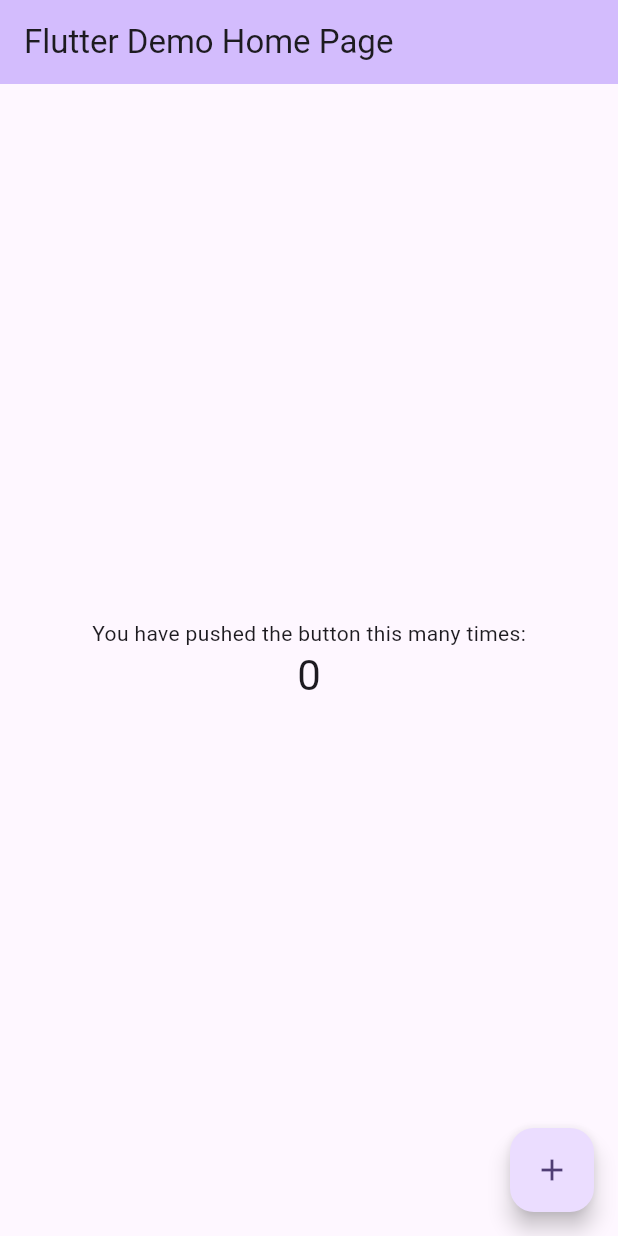
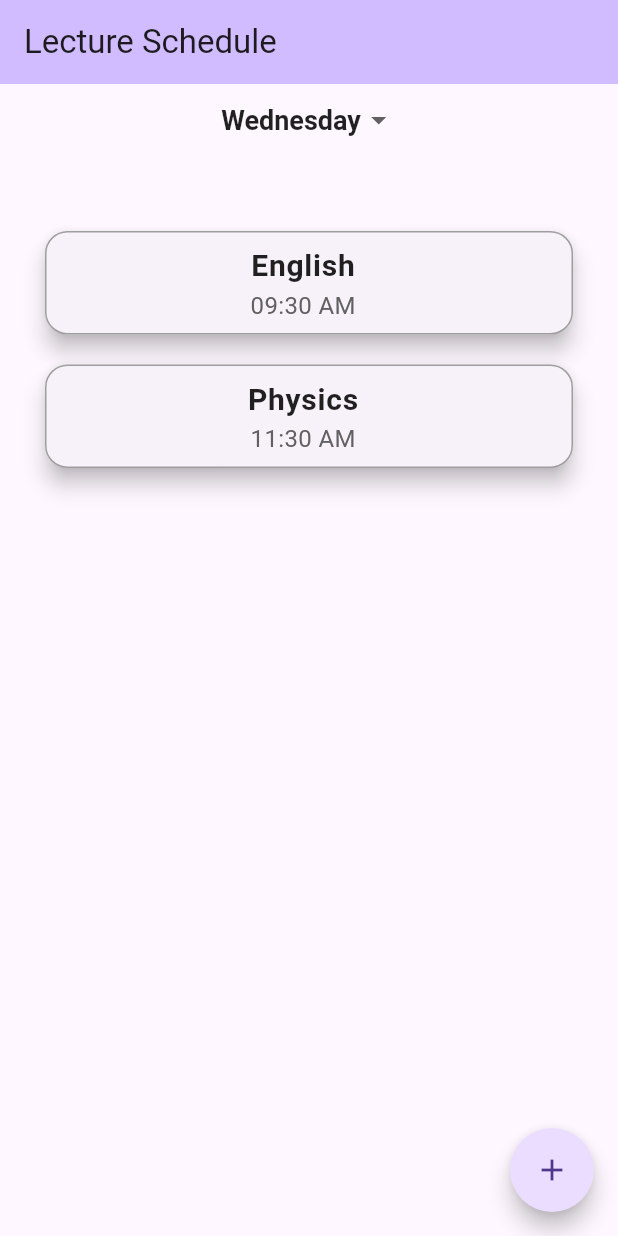
Before and after one commit to ArunCS1005/lecture_Schedule, a Flutter app: the screen it shows after launch, on a phone screen of 412 x 824 dp. Run offline on Flutter 3.47's test engine with Material 3 defaults, Android fonts, the phone set to English and light mode, and no system bars.

Commit message:
Basic Functionality of lecture display added

```diff
--- /dev/null
+++ b/assets/data.json
@@ -0,0 +1,61 @@
+{
+    "schedule": [
+        {
+            "dayOfWeek": "Monday",
+            "timeSlots": [
+                {
+                    "lecture": "Math",
+                    "time": "09:00 AM"
+                },
+                {
+                    "lecture": "Science",
+                    "time": "11:00 AM"
+                }
+            ]
+        },
+        {
+            "dayOfWeek": "Tuesday",
+            "timeSlots": [
+                {
+                    "lecture": "History",
+                    "time": "10:00 AM"
+                }
+            ]
+        },
+        {
+            "dayOfWeek": "Wednesday",
+            "timeSlots": [
+                {
+                    "lecture": "English",
+                    "time": "09:30 AM"
+                },
+                {
+                    "lecture": "Physics",
+                    "time": "11:30 AM"
+                }
+            ]
+        },
+        {
+            "dayOfWeek": "Thursday",
+            "timeSlots": [
+                {
+                    "lecture": "Geography",
+                    "time": "10:30 AM"
+                }
+            ]
+        },
+        {
+            "dayOfWeek": "Friday",
+            "timeSlots": [
+                {
+                    "lecture": "Chemistry",
+                    "time": "09:45 AM"
+                },
+                {
+                    "lecture": "Biology",
+                    "time": "11:45 AM"
+                }
+            ]
+        }
+    ]
+}
--- /dev/null
+++ b/lib/lectureLoader.dart
@@ -0,0 +1,147 @@
+import 'package:flutter/material.dart';
+import 'dart:convert';
+import 'package:flutter/services.dart' show rootBundle;
+import 'package:intl/intl.dart';
+
+class Lectureloader extends StatefulWidget {
+  const Lectureloader({super.key});
+
+  @override
+  State<Lectureloader> createState() => _LectureloaderState();
+}
+
+class _LectureloaderState extends State<Lectureloader> {
+  String? _selectedDay = DateFormat.EEEE().format(DateTime.now());
+
+  Future<Map<String, dynamic>> fetchLectures() async {
+    final String response = await rootBundle.loadString('assets/data.json');
+    return json.decode(response);
+  }
+
+  @override
+  Widget build(BuildContext context) {
+    return Scaffold(
+      body: FutureBuilder<Map<String, dynamic>>(
+        future: fetchLectures(),
+        builder: (context, snapshot) {
+          if (snapshot.connectionState == ConnectionState.waiting) {
+            return const Center(child: CircularProgressIndicator());
+          } else if (snapshot.hasError) {
+            return Center(child: Text('Error: ${snapshot.error}'));
+          } else if (!snapshot.hasData || snapshot.data == null) {
+            return const Center(child: Text('No data available'));
+          } else {
+            final schedule = snapshot.data!['schedule'] as List<dynamic>;
+            final daysOfWeek =
+                schedule.map((e) => e['dayOfWeek'] as String).toList();
+            if (_selectedDay == "Saturday" || _selectedDay == "Sunday") {
+              return noLectures();
+            }
+            final filteredSchedule = _selectedDay != null
+                ? schedule
+                    .where((day) => day['dayOfWeek'] == _selectedDay)
+                    .toList()
+                : [];
+
+            return Column(
+              children: [
+                DropdownButton<String>(
+                  value: _selectedDay,
+                  onChanged: (String? newValue) {
+                    setState(() {
+                      _selectedDay = newValue;
+                    });
+                  },
+                  items:
+                      daysOfWeek.map<DropdownMenuItem<String>>((String value) {
+                    return DropdownMenuItem<String>(
+                      value: value,
+                      child: Text(value),
+                    );
+                  }).toList(),
+                  style: const TextStyle(
+                    color: Colors.black87,
+                    fontSize: 18,
+                    fontWeight: FontWeight.bold,
+                  ),
+                  underline: Container(),
+                  dropdownColor: Colors.white,
+                ),
+                Expanded(
+                  child: ListView.builder(
+                    itemCount: filteredSchedule.length,
+                    itemBuilder: (context, index) {
+                      final daySchedule = filteredSchedule[index];
+                      return Padding(
+                        padding: const EdgeInsets.symmetric(vertical: 40.0),
+                        child: Column(
+                          children: (daySchedule['timeSlots'] as List)
+                              .map<Widget>((timeSlot) {
+                            return Column(
+                              children: [
+                                Card(
+                                  margin: const EdgeInsets.symmetric(
+                                      horizontal: 30.0, vertical: 10.0),
+                                  elevation: 6,
+                                  shape: RoundedRectangleBorder(
+                                    borderRadius: BorderRadius.circular(15.0),
+                                    side: const BorderSide(
+                                      color: Colors.grey,
+                                      width: 1,
+                                    ),
+                                  ),
+                                  child: ListTile(
+                                    title: Center(
+                                      child: Text(
+                                        timeSlot['lecture'],
+                                        style: const TextStyle(
+                                          fontSize: 20,
+                                          fontWeight: FontWeight.bold,
+                                          color: Colors.black87,
+                                        ),
+                                      ),
+                                    ),
+                                    subtitle: Center(
+                                      child: Text(
+                                        timeSlot['time'],
+                                        style: TextStyle(
+                                          fontSize: 16,
+                                          color: Colors.grey[700],
+                                        ),
+                                      ),
+                                    ),
+                                  ),
+                                ),
+                              ],
+                            );
+                          }).toList(),
+                        ),
+                      );
+                    },
+                  ),
+                ),
+              ],
+            );
+          }
+        },
+      ),
+      floatingActionButton: FloatingActionButton(
+        onPressed: () {},
+        child: const Icon(Icons.add),
+        shape: CircleBorder(),
+      ),
+    );
+  }
+}
+
+Widget noLectures() {
+  return const Center(
+    child: Text(
+      'No lectures on Saturday and Sunday',
+      style: TextStyle(
+        fontSize: 20,
+        fontWeight: FontWeight.bold,
+      ),
+    ),
+  );
+}
--- a/lib/main.dart
+++ b/lib/main.dart
@@ -1,4 +1,5 @@
 import 'package:flutter/material.dart';
+import 'package:lecture_schedule/lectureLoader.dart';
 
 void main() {
   runApp(const MyApp());
@@ -10,43 +11,16 @@
   // This widget is the root of your application.
   @override
   Widget build(BuildContext context) {
-    return MaterialApp(
+    return const MaterialApp(
       title: 'Flutter Demo',
-      theme: ThemeData(
-        // This is the theme of your application.
-        //
-        // TRY THIS: Try running your application with "flutter run". You'll see
-        // the application has a purple toolbar. Then, without quitting the app,
-        // try changing the seedColor in the colorScheme below to Colors.green
-        // and then invoke "hot reload" (save your changes or press the "hot
-        // reload" button in a Flutter-supported IDE, or press "r" if you used
-        // the command line to start the app).
-        //
-        // Notice that the counter didn't reset back to zero; the application
-        // state is not lost during the reload. To reset the state, use hot
-        // restart instead.
-        //
-        // This works for code too, not just values: Most code changes can be
-        // tested with just a hot reload.
-        colorScheme: ColorScheme.fromSeed(seedColor: Colors.deepPurple),
-        useMaterial3: true,
-      ),
-      home: const MyHomePage(title: 'Flutter Demo Home Page'),
+      home: MyHomePage(title: 'Lecture Schedule'),
+      debugShowCheckedModeBanner: false,
     );
   }
 }
 
 class MyHomePage extends StatefulWidget {
   const MyHomePage({super.key, required this.title});
-
-  // This widget is the home page of your application. It is stateful, meaning
-  // that it has a State object (defined below) that contains fields that affect
-  // how it looks.
-
-  // This class is the configuration for the state. It holds the values (in this
-  // case the title) provided by the parent (in this case the App widget) and
-  // used by the build method of the State. Fields in a Widget subclass are
-  // always marked "final".
 
   final String title;
 
@@ -55,71 +29,17 @@
 }
 
 class _MyHomePageState extends State<MyHomePage> {
-  int _counter = 0;
 
-  void _incrementCounter() {
-    setState(() {
-      // This call to setState tells the Flutter framework that something has
-      // changed in this State, which causes it to rerun the build method below
-      // so that the display can reflect the updated values. If we changed
-      // _counter without calling setState(), then the build method would not be
-      // called again, and so nothing would appear to happen.
-      _counter++;
-    });
-  }
+
 
   @override
   Widget build(BuildContext context) {
-    // This method is rerun every time setState is called, for instance as done
-    // by the _incrementCounter method above.
-    //
-    // The Flutter framework has been optimized to make rerunning build methods
-    // fast, so that you can just rebuild anything that needs updating rather
-    // than having to individually change instances of widgets.
     return Scaffold(
       appBar: AppBar(
-        // TRY THIS: Try changing the color here to a specific color (to
-        // Colors.amber, perhaps?) and trigger a hot reload to see the AppBar
-        // change color while the other colors stay the same.
         backgroundColor: Theme.of(context).colorScheme.inversePrimary,
-        // Here we take the value from the MyHomePage object that was created by
-        // the App.build method, and use it to set our appbar title.
         title: Text(widget.title),
       ),
-      body: Center(
-        // Center is a layout widget. It takes a single child and positions it
-        // in the middle of the parent.
-        child: Column(
-          // Column is also a layout widget. It takes a list of children and
-          // arranges them vertically. By default, it sizes itself to fit its
-          // children horizontally, and tries to be as tall as its parent.
-          //
-          // Column has various properties to control how it sizes itself and
-          // how it positions its children. Here we use mainAxisAlignment to
-          // center the children vertically; the main axis here is the vertical
-          // axis because Columns are vertical (the cross axis would be
-          // horizontal).
-          //
-          // TRY THIS: Invoke "debug painting" (choose the "Toggle Debug Paint"
-          // action in the IDE, or press "p" in the console), to see the
-          // wireframe for each widget.
-          mainAxisAlignment: MainAxisAlignment.center,
-          children: <Widget>[
-            const Text(
-              'You have pushed the button this many times:',
-            ),
-            Text(
-              '$_counter',
-              style: Theme.of(context).textTheme.headlineMedium,
-            ),
-          ],
-        ),
-      ),
-      floatingActionButton: FloatingActionButton(
-        onPressed: _incrementCounter,
-        tooltip: 'Increment',
-        child: const Icon(Icons.add),
-      ), // This trailing comma makes auto-formatting nicer for build methods.
+      body: const Lectureloader(),
     );
   }
 }
--- a/pubspec.yaml
+++ b/pubspec.yaml
@@ -30,6 +30,7 @@ environment:
 dependencies:
   flutter:
     sdk: flutter
+  intl: ^0.19.0
 
 
   # The following adds the Cupertino Icons font to your application.
@@ -59,9 +60,8 @@ flutter:
   uses-material-design: true
 
   # To add assets to your application, add an assets section, like this:
-  # assets:
-  #   - images/a_dot_burr.jpeg
-  #   - images/a_dot_ham.jpeg
+  assets:
+    - assets/
 
   # An image asset can refer to one or more resolution-specific "variants", see
   # https://flutter.dev/assets-and-images/#resolution-aware
```
Also changed, not shown: pubspec.lock.
